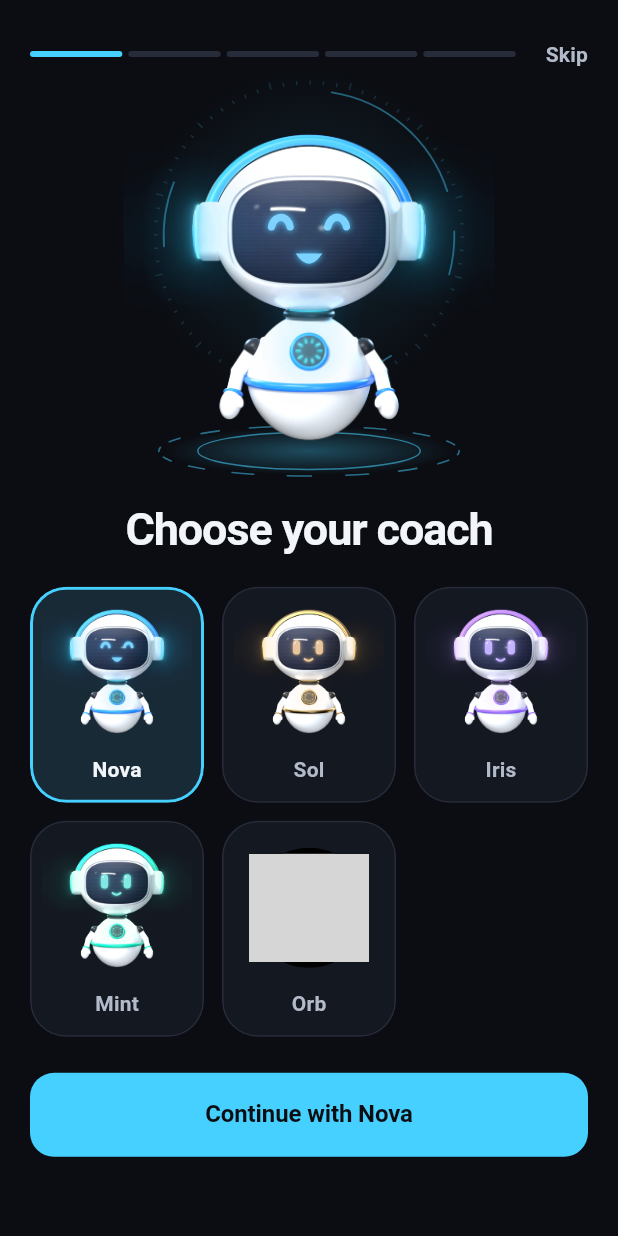
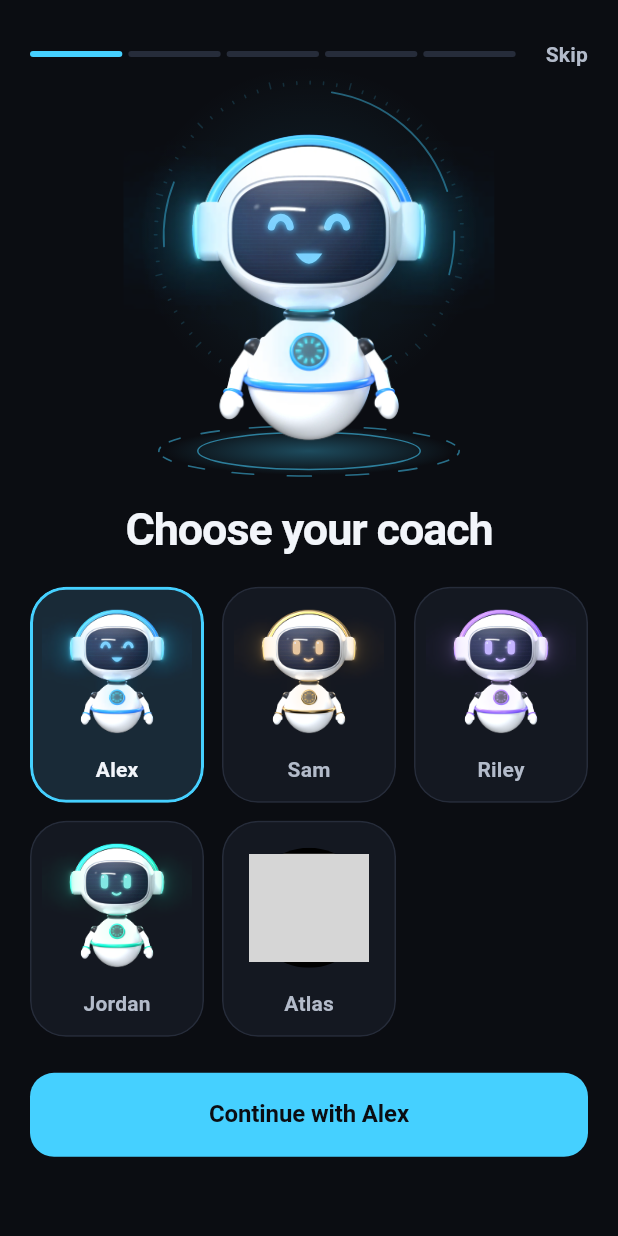
Before and after one commit to colddday79/PrepSuite, a Flutter app: the screen it shows after launch, on a phone screen of 412 x 824 dp. Run offline on Flutter 3.47's test engine with Material 3 defaults, Android fonts, the phone set to English and light mode, and no system bars; drawn by our look-alikes of video_player; our stand-ins replace audioplayers, path_drawing, permission_handler, shared_preferences; missing offline and left inert: record, sherpa_onnx; Roboto replaces fonts that are missing (MonaSans); grey boxes are pictures that could not be loaded.

Commit message:
Give the coaches ordinary names: Alex, Sam, Riley, Jordan, Atlas
Co-Authored-By: Claude Sonnet 5.5 <noreply@anthropic.com>

```diff
--- a/lib/app/assistant.dart
+++ b/lib/app/assistant.dart
@@ -12,7 +12,7 @@ class AssistantLook {
 
   final AssistantKind kind;
 
-  /// What the assistant is called in the app ("Nova").
+  /// What the assistant is called in the app ("Alex").
   final String name;
 
   /// The colour, said plainly for the picker and screen readers ("Blue").
@@ -27,11 +27,11 @@ class AssistantLook {
   String get glassAsset => 'assets/assistant/${kind.name}_glass.webp';
   String get glowAsset => 'assets/assistant/${kind.name}_glow.webp';
 
-  static const nova = AssistantLook._(AssistantKind.nova, 'Nova', 'Blue', Color(0xFF45D0FF));
-  static const sol = AssistantLook._(AssistantKind.sol, 'Sol', 'Gold', Color(0xFFFFBB59));
-  static const iris = AssistantLook._(AssistantKind.iris, 'Iris', 'Violet', Color(0xFFC09CFF));
-  static const mint = AssistantLook._(AssistantKind.mint, 'Mint', 'Mint', Color(0xFF4DF7CF));
-  static const orb = AssistantLook._(AssistantKind.orb, 'Orb', 'Gold hologram', Color(0xFFE6B35E));
+  static const nova = AssistantLook._(AssistantKind.nova, 'Alex', 'Blue', Color(0xFF45D0FF));
+  static const sol = AssistantLook._(AssistantKind.sol, 'Sam', 'Gold', Color(0xFFFFBB59));
+  static const iris = AssistantLook._(AssistantKind.iris, 'Riley', 'Violet', Color(0xFFC09CFF));
+  static const mint = AssistantLook._(AssistantKind.mint, 'Jordan', 'Mint', Color(0xFF4DF7CF));
+  static const orb = AssistantLook._(AssistantKind.orb, 'Atlas', 'Gold hologram', Color(0xFFE6B35E));
 
   static const all = [nova, sol, iris, mint, orb];
 
```
Also changed, not shown: 2 other files.
